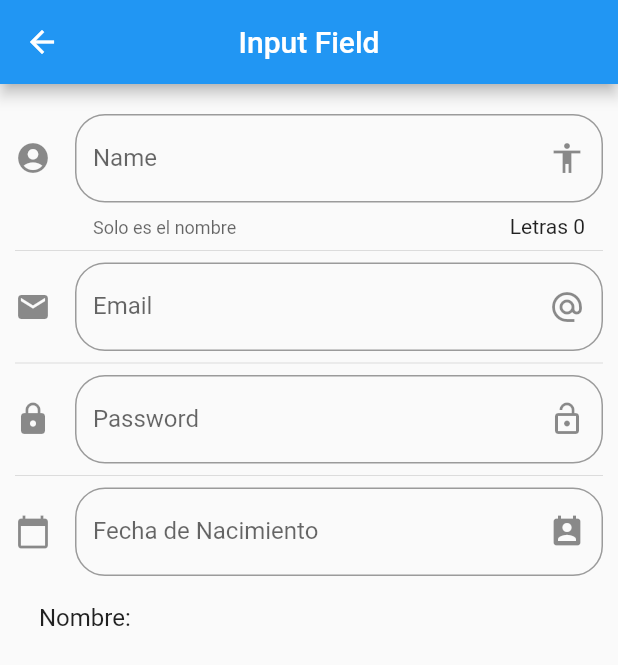
After one commit to Antoniojfl/FlutterComponents, a Flutter app: the InputFieldPage screen opened by its route, on a phone screen of 412 x 824 dp. The commit adds this screen. Shown: the top 665 px of the screen. Run offline on Flutter 3.47's test engine with Material 2 defaults, Android fonts, the phone set to English and light mode, and no system bars.

Commit message:
input field and password

```diff
--- a/data/menu_opts.json
+++ b/data/menu_opts.json
@@ -20,6 +20,11 @@
             "ruta" : "animatedContainer",
             "icon" : "donut_large",
             "texto": "Animated Container"
+        },
+        {
+            "ruta"  : "inputs",
+            "icon"  : "input",
+            "texto" : "Inputs"
         }
     ]
 }
--- /dev/null
+++ b/lib/src/pages/input_page.dart
@@ -0,0 +1,146 @@
+import 'package:flutter/material.dart';
+
+class InputFieldPage extends StatefulWidget {
+  @override
+  _InputFieldPage createState() => _InputFieldPage();
+}
+
+class _InputFieldPage extends State<InputFieldPage> {
+  String _name = '';
+  String _email = '';
+  String _fechanacimiento = '';
+  TextEditingController _fechaNac = new TextEditingController();
+  @override
+  Widget build(BuildContext context) {
+    return Scaffold(
+        appBar: AppBar(
+          centerTitle: true,
+          title: Text('Input Field'),
+        ),
+        body: ListView(
+          padding: EdgeInsets.symmetric(vertical: 20.0, horizontal: 10.0),
+          children: [
+            _createInputs(),
+            Divider(),
+            _createEmail(),
+            Divider(),
+            _createPassword(),
+            Divider(),
+            _fechaNacimiento(),
+            ListTile(
+              title: Text('Nombre: $_name'),
+            ),
+          ],
+        ));
+  }
+
+  Widget _createInputs() {
+    return TextField(
+      textCapitalization: TextCapitalization
+          .sentences, // Despues de cada espacio coloca la primera letra en Mayuscula
+      decoration: InputDecoration(
+        border: OutlineInputBorder(
+          borderRadius: BorderRadius.circular(20.0),
+        ),
+        counter: Text('Letras ${_name.length}'),
+        hintText: 'Name',
+        labelText: 'Name',
+        helperText: 'Solo es el nombre',
+        suffixIcon: Icon(Icons.accessibility),
+        icon: Icon(Icons.account_circle),
+      ),
+      onChanged: (value) {
+        setState(() {
+          _name = value;
+        });
+      },
+    );
+  }
+
+  Widget _createEmail() {
+    return TextField(
+      keyboardType: TextInputType.emailAddress,
+      textCapitalization: TextCapitalization.sentences,
+      decoration: InputDecoration(
+        border: OutlineInputBorder(
+          borderRadius: BorderRadius.circular(20.0),
+        ),
+        //counter: Text('Letras ${_name.length}'),
+        hintText: 'Email',
+        labelText: 'Email',
+        //helperText: 'Solo es el nombre',
+        suffixIcon: Icon(Icons.alternate_email),
+        icon: Icon(Icons.email),
+      ),
+      onChanged: (value) {
+        setState(() {
+          _email = value;
+        });
+      },
+    );
+  }
+
+  Widget _createPassword() {
+    return TextField(
+      obscureText: true,
+      //keyboardType: TextInputType.,
+      //textCapitalization: TextCapitalization.sentences,
+      decoration: InputDecoration(
+        border: OutlineInputBorder(
+          borderRadius: BorderRadius.circular(20.0),
+        ),
+        //counter: Text('Letras ${_name.length}'),
+        hintText: 'Password',
+        labelText: 'Password',
+        //helperText: 'Solo es el nombre',
+        suffixIcon: Icon(Icons.lock_open),
+        icon: Icon(Icons.lock),
+      ),
+      onChanged: (value) {
+        setState(() {
+          _email = value;
+        });
+      },
+    );
+  }
+
+  Widget _fechaNacimiento() {
+    return TextField(
+      controller: _fechaNac,
+      //obscureText: true,
+      //keyboardType: TextInputType.,
+      //textCapitalization: TextCapitalization.sentences,
+      decoration: InputDecoration(
+        border: OutlineInputBorder(
+          borderRadius: BorderRadius.circular(20.0),
+        ),
+        //counter: Text('Letras ${_name.length}'),
+        hintText: 'Fecha de Nacimiento',
+        labelText: 'Fecha de Nacimiento',
+        //helperText: 'Solo es el nombre',
+        suffixIcon: Icon(Icons.perm_contact_calendar),
+        icon: Icon(Icons.calendar_today),
+      ),
+      onTap: () {
+        FocusScope.of(context).requestFocus(new FocusNode());
+        _pickDate(context);
+      },
+    );
+  }
+
+  _pickDate(BuildContext context) async {
+    DateTime date = await showDatePicker(
+      context: context,
+      initialDate: new DateTime(2020, 10, 15, 17),
+      firstDate: new DateTime(2018),
+      lastDate: new DateTime(2022),
+    );
+
+    if (date != null) {
+      setState(() {
+        _fechanacimiento = date.toString();
+        _fechaNac.text = _fechanacimiento;
+      });
+    }
+  }
+}
--- a/lib/src/routes/routes.dart
+++ b/lib/src/routes/routes.dart
@@ -5,6 +5,7 @@ import 'package:componentes/src/pages/home_page.dart';
 import 'package:componentes/src/pages/avatar_page.dart';
 import 'package:componentes/src/pages/card_page.dart';
 import 'package:componentes/src/pages/animated_container.dart';
+import 'package:componentes/src/pages/input_page.dart';
 
 Map<String, WidgetBuilder> getApplicationRoutes() {
   return <String, WidgetBuilder>{
@@ -13,5 +14,6 @@ Map<String, WidgetBuilder> getApplicationRoutes() {
     'avatar': (BuildContext context) => AvatarPage(),
     'card': (BuildContext context) => CardPage(),
     'animatedContainer': (BuildContext context) => AnimatedContainerPage(),
+    'inputs': (BuildContext context) => InputFieldPage(),
   };
 }
--- a/lib/src/utils/icono_string_util.dart
+++ b/lib/src/utils/icono_string_util.dart
@@ -4,7 +4,8 @@ final _icons = <String, IconData>{
   "add_alert": Icons.add_alert,
   "accessibility": Icons.accessibility,
   "folder_open": Icons.folder_open,
-  "donut_large": Icons.donut_large
+  "donut_large": Icons.donut_large,
+  "input": Icons.input
 };
 
 Icon iconFromString({icono: String}) {
```
